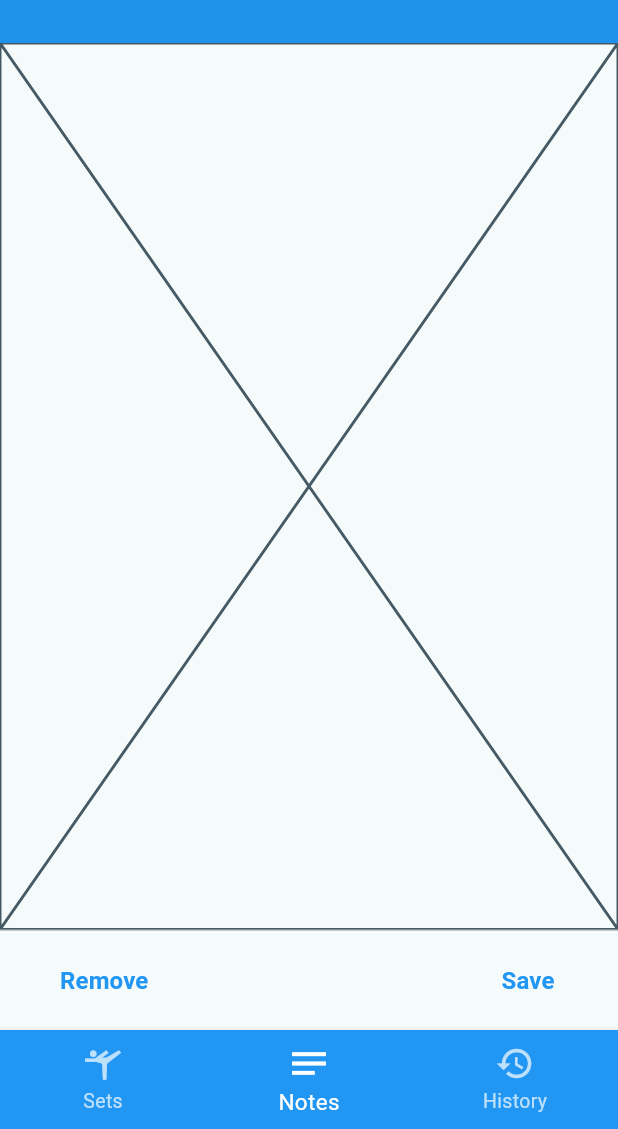
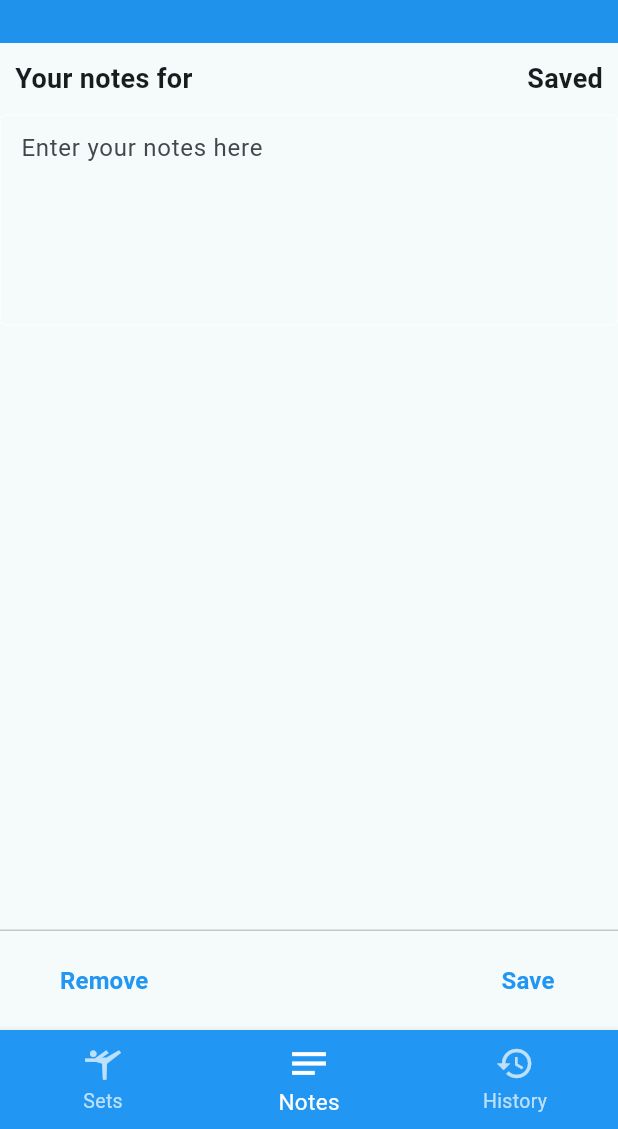
Before and after one commit to Tryferos/Workout, a Flutter app: the ExcerciseWidget screen opened directly with empty values, item 2 of the bottom bar chosen, on a phone screen of 412 x 824 dp, the part 107-1236 px from its top. Run offline on Flutter 3.47's test engine with Material 2 defaults, Android fonts, the phone set to English and light mode, and no system bars; our stand-ins replace sqflite; accounts and stored records are empty.

Commit message:
finish notes display and integration

```diff
--- a/lib/database.dart
+++ b/lib/database.dart
@@ -70,6 +70,6 @@ class Session {
 
   @override
   String toString() {
-    return 'Session{date: $date, duration: $duration, id: $id, excerciseInfo: $excerciseInfo}';
+    return 'Session{date: $date, duration: $duration, id: $id, excerciseInfo: $excerciseInfo,}';
   }
 }
--- a/lib/excercise.dart
+++ b/lib/excercise.dart
@@ -7,6 +7,7 @@ import 'package:flutter_application_1/history.dart';
 import 'package:flutter_application_1/notes.dart';
 import 'package:flutter_application_1/session.dart';
 import 'package:http/http.dart' as http;
+import 'package:sqflite/sqflite.dart';
 
 import 'main.dart';
 
@@ -37,6 +38,7 @@ class _ExcerciseWidgetState extends State<ExcerciseWidget> {
   void Function(bool) get checkApplied => widget.checkApplied;
   Duration duration = const Duration(seconds: 0);
   int currentIndex = 0;
+
   Timer? timer;
   @override
   void initState() {
@@ -165,7 +167,7 @@ class _ExcerciseWidgetState extends State<ExcerciseWidget> {
               ? ExcerciseHistoryWidget(
                   excercise: excercise,
                 )
-              : const NotesWidget(),
+              : NotesWidget(name: excercise.name),
     );
   }
 }
@@ -615,6 +617,37 @@ class ExcerciseInfo {
     }
   }
 
+  static Future<void> updateNotes(String newNotes, String name) async {
+    final db = await database;
+    if (db == null) return;
+    int id = await db.insert(
+        'Notes',
+        {
+          'excerciseName': name,
+          'note': newNotes,
+          'date': DateTime.now().millisecondsSinceEpoch
+        },
+        conflictAlgorithm: ConflictAlgorithm.replace);
+    print('inserted $id');
+  }
+
+  static Future<String> excerciseNotes(String name) async {
+    final db = await database;
+    if (db == null) return '';
+    final List<Map<String, dynamic>> nMap = await db.query(
+      'Notes',
+      where: 'excerciseName = ?',
+      whereArgs: [name],
+    );
+    print(nMap);
+
+    String notes = '';
+    for (var item in nMap) {
+      notes += item['note'] ?? '';
+    }
+    return notes;
+  }
+
   static Future<List<ExcerciseHistory>> excercisesInfoHistory(
       String name) async {
     final db = await database;
--- a/lib/main.dart
+++ b/lib/main.dart
@@ -13,9 +13,12 @@ void main() async {
     join(await getDatabasesPath(), "excercise_info_database.db"),
     onCreate: (db, version) async {
       await db.execute(
+        'create table if not exists Notes(id integer primary key autoincrement not null, note text, excerciseName text, date integer)',
+      );
+      await db.execute(
           'create table if not exists Sets(id integer primary key autoincrement not null, reps integer, weight double, excerciseInfoId integer, FOREIGN KEY(excerciseInfoId) REFERENCES excerciseInfo(id))');
       await db.execute(
-          "CREATE TABLE if not exists ExcerciseInfo(id integer primary key autoincrement not null, excerciseName text, sessionId integer,FOREIGN KEY(sessionId) REFERENCES Session(id))");
+          "CREATE TABLE if not exists ExcerciseInfo(id integer primary key autoincrement not null, excerciseName text, notes text,sessionId integer,FOREIGN KEY(sessionId) REFERENCES Session(id))");
       return db.execute(
           'create table if not exists Session(id integer primary key autoincrement not null, date integer, duration integer)');
     },
--- a/lib/notes.dart
+++ b/lib/notes.dart
@@ -1,15 +1,89 @@
 import 'package:flutter/material.dart';
+import 'package:flutter_application_1/excercise.dart';
 
 class NotesWidget extends StatefulWidget {
-  const NotesWidget({super.key});
+  const NotesWidget({super.key, required this.name});
+
+  final String name;
 
   @override
   State<NotesWidget> createState() => _NotesWidgetState();
 }
 
 class _NotesWidgetState extends State<NotesWidget> {
+  String newNotes = '';
+  String initialNotes = '';
+  Future<String>? notes;
+  @override
+  void initState() {
+    super.initState();
+    readNotes();
+  }
+
+  void readNotes() async {
+    notes = ExcerciseInfo.excerciseNotes(widget.name);
+  }
+
   @override
   Widget build(BuildContext context) {
-    return const Placeholder();
+    return Column(
+      children: [
+        Container(
+            padding: const EdgeInsets.symmetric(horizontal: 10),
+            height: 48,
+            child: Row(
+              mainAxisAlignment: MainAxisAlignment.spaceBetween,
+              children: [
+                Text('Your notes for ${widget.name}',
+                    style: const TextStyle(
+                        fontSize: 18, fontWeight: FontWeight.w600)),
+                initialNotes == newNotes
+                    ? const Text('Saved',
+                        style: TextStyle(
+                            fontSize: 18, fontWeight: FontWeight.w600))
+                    : IconButton(
+                        icon: const Icon(Icons.check,
+                            color: Colors.blue, size: 32),
+                        onPressed: () async {
+                          print(newNotes);
+                          await ExcerciseInfo.updateNotes(
+                              newNotes, widget.name);
+                          setState(() {
+                            initialNotes = newNotes;
+                          });
+                        },
+                      ),
+              ],
+            )),
+        FutureBuilder(
+            builder: (context, snapshot) {
+              if (snapshot.hasData) {
+                return TextFormField(
+                  onChanged: (value) => {
+                    setState(() {
+                      newNotes = value;
+                    })
+                  },
+                  maxLines: 19,
+                  minLines: 5,
+                  initialValue: snapshot.data,
+                  decoration: const InputDecoration(
+                      contentPadding: EdgeInsets.all(10),
+                      enabledBorder: OutlineInputBorder(
+                          borderSide:
+                              BorderSide(color: Colors.white, width: 0.0)),
+                      focusedBorder: OutlineInputBorder(
+                          borderSide:
+                              BorderSide(color: Colors.white, width: 0.0)),
+                      border: null,
+                      hintText: 'Enter your notes here',
+                      alignLabelWithHint: true),
+                );
+              }
+              return const Center(child: CircularProgressIndicator());
+            },
+            future: notes),
+      ],
+    );
   }
 }
--- a/lib/session.dart
+++ b/lib/session.dart
@@ -206,6 +206,7 @@ class _SessionState extends State<Session> {
             date: DateTime.now().millisecondsSinceEpoch, duration: duration);
         session.excerciseInfo = data;
         db.Session.insertSession(session);
+        print(session);
         setState(() {
           sessions.add(session);
         });
```
